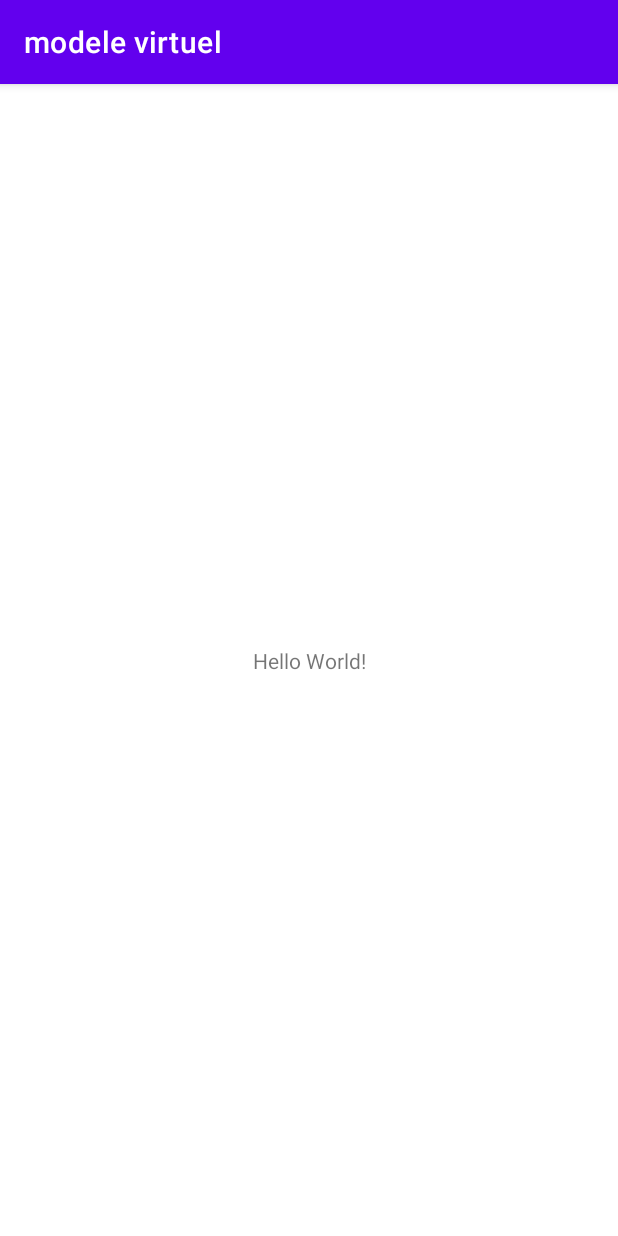
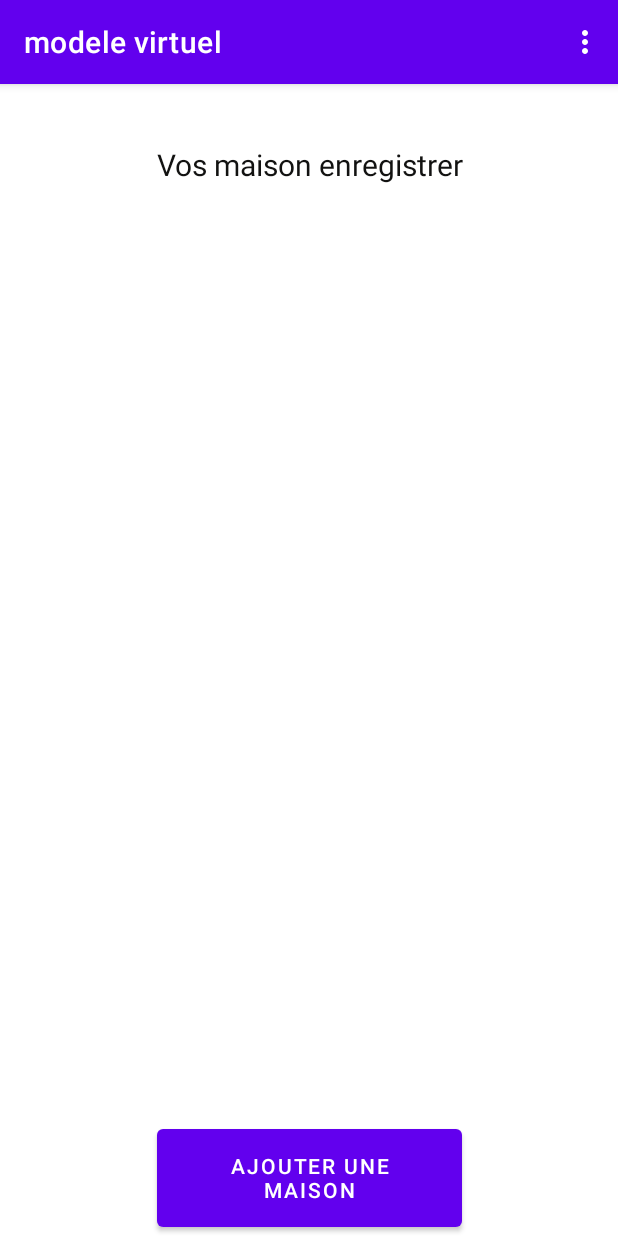
Before and after one commit to madisonnoyer54/modelevirtuel, an Android app: the screen it shows after launch (MainActivity), on a phone screen of 412 x 824 dp. Run offline under Robolectric (Android 15) with nearby library versions, the light colour scheme and no system bars.

Commit message:
ajout de l'ajout d'une maison

```diff
--- a/app/src/main/java/com/example/modelevirtuel/MainActivity.java
+++ b/app/src/main/java/com/example/modelevirtuel/MainActivity.java
@@ -1,13 +1,91 @@
 package com.example.modelevirtuel;
 
+import android.app.Dialog;
+import android.content.Context;
+import android.content.DialogInterface;
+import android.content.Intent;
+import android.view.LayoutInflater;
+import android.view.Menu;
+import android.view.MenuItem;
+import android.view.View;
+import android.widget.Button;
+import android.widget.EditText;
+import android.widget.Toast;
+import androidx.appcompat.app.AlertDialog;
 import androidx.appcompat.app.AppCompatActivity;
 import android.os.Bundle;
+import com.example.modelevirtuel.model.GestionnaireMaison;
+import com.example.modelevirtuel.model.Maison;
+import com.example.modelevirtuel.outils.FabriqueIdentifiant;
+
+import java.util.HashMap;
 
 public class MainActivity extends AppCompatActivity {
+    GestionnaireMaison maison;
+    Dialog dialog;
+    private static final int DIALOG_ALERT = 10;
 
     @Override
     protected void onCreate(Bundle savedInstanceState) {
         super.onCreate(savedInstanceState);
         setContentView(R.layout.activity_main);
+
+        maison = new GestionnaireMaison();
+
     }
+
+
+    public void ajouterMaison(View view){
+        String id = null;
+
+        showDialog(DIALOG_ALERT);
+      //  Maison maison = new Maison(id,nom);
+
+        dialog = new Dialog(this);
+        dialog.setContentView(R.layout.dialog_signin);
+
+        dialog.show();
+
+    }
+
+    public void continuer(View view){
+        String nom = null;
+        EditText editText = dialog.findViewById(R.id.username);
+        editText.getText();
+        nom = editText.getText().toString().trim();
+        Toast.makeText((Context) MainActivity.this, (CharSequence) nom, Toast.LENGTH_SHORT).show();
+
+        maison.ajouterUneMaison(new Maison(nom, FabriqueIdentifiant.getInstance().getIdMaison()));
+
+        dialog.cancel();
+    }
+
+    public void annuler(View view){
+        dialog.cancel();
+    }
+
+
+
+
+    @Override
+    public boolean onCreateOptionsMenu (Menu menu){
+        getMenuInflater().inflate(R.menu.menu_main, menu);
+        return true;
+    }
+
+    @Override
+    public boolean onOptionsItemSelected (MenuItem item){
+        if (item.getItemId() == R.id.quitter) {
+            finish();
+            return true;
+        }
+        if (item.getItemId() == R.id.pageacceuille) {
+            Toast.makeText((Context) MainActivity.this,"Vous etes déja sur la page d'acceuille", Toast.LENGTH_SHORT).show();
+            return true;
+        }
+        return false;
+    }
+
+
+
 }
--- a/app/src/main/res/layout/activity_main.xml
+++ b/app/src/main/res/layout/activity_main.xml
@@ -7,12 +7,34 @@
         android:layout_height="match_parent"
         tools:context=".MainActivity">
     <TextView
-            android:layout_width="wrap_content"
+            android:text="Vos maison enregistrer"
+            android:layout_width="243dp"
+            android:textSize="20dp"
+            android:layout_gravity="center"
+            android:gravity="center"
+            android:textColor="#121211"
+            android:layout_height="107dp" android:id="@+id/textView2"
+            app:layout_constraintTop_toTopOf="parent" app:layout_constraintEnd_toEndOf="parent"
+            app:layout_constraintStart_toStartOf="parent"/>
+    <androidx.recyclerview.widget.RecyclerView
+            android:layout_gravity="center"
+            android:gravity="center"
+            android:layout_width="match_parent"
             android:layout_height="wrap_content"
-            android:text="Hello World!"
-            app:layout_constraintBottom_toBottomOf="parent"
-            app:layout_constraintStart_toStartOf="parent"
-            app:layout_constraintEnd_toEndOf="parent"
-            app:layout_constraintTop_toTopOf="parent"/>
-
+            tools:layout_editor_absoluteX="0dp" app:layout_constraintBottom_toTopOf="@+id/AjouterMaison"
+            app:layout_constraintTop_toBottomOf="@+id/textView2" app:layout_constraintVertical_bias="0.0">
+    </androidx.recyclerview.widget.RecyclerView>
+    <Button
+            android:text="Ajouter une maison"
+            android:onClick="ajouterMaison"
+            android:layout_gravity="center"
+            android:gravity="center"
+            android:layout_alignParentBottom="true"
+            android:layout_centerHorizontal="true"
+            android:layout_height="77dp"
+            android:layout_width="203dp"
+            android:id="@+id/AjouterMaison"
+            tools:ignore="MissingConstraints,OnClick"
+            app:layout_constraintBottom_toBottomOf="parent" app:layout_constraintEnd_toEndOf="parent"
+            app:layout_constraintStart_toStartOf="parent"/>
 </androidx.constraintlayout.widget.ConstraintLayout>
--- /dev/null
+++ b/app/src/main/res/menu/menu_main.xml
@@ -0,0 +1,15 @@
+<?xml version="1.0" encoding="utf-8"?>
+<menu xmlns:android="http://schemas.android.com/apk/res/android">
+    <item
+            android:id="@+id/quitter"
+            android:gravity="center"
+            android:title="quitterr" />
+
+    <item
+            android:id="@+id/pageacceuille"
+            android:gravity="center"
+            android:title="Page Acceuille" />
+
+
+
+</menu>
```
Also changed, not shown: app/src/main/java/com/example/modelevirtuel/model/GestionnaireMaison.java (+20 -2 lines), app/src/main/java/com/example/modelevirtuel/model/Maison.java (+37 -4 lines), app/src/main/java/com/example/modelevirtuel/model/Mur.java (+15 -3 lines), app/src/main/java/com/example/modelevirtuel/model/Piece.java (+24 -0 lines), app/src/main/java/com/example/modelevirtuel/model/Porte.java (+24 -0 lines), app/src/main/java/com/example/modelevirtuel/outils/FabriqueIdentifiant.java (+11 -0 lines), app/src/main/res/layout/dialog_signin.xml (added, +47 -0 lines), 2 other files.
